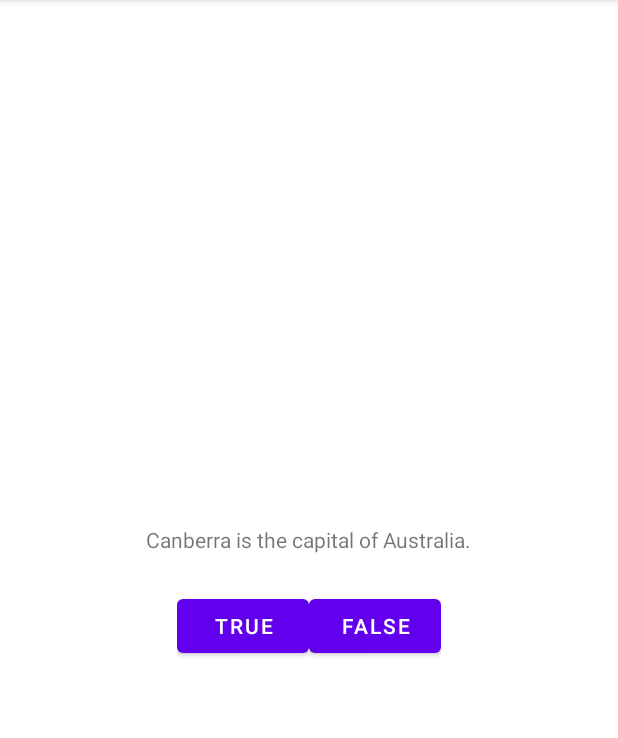
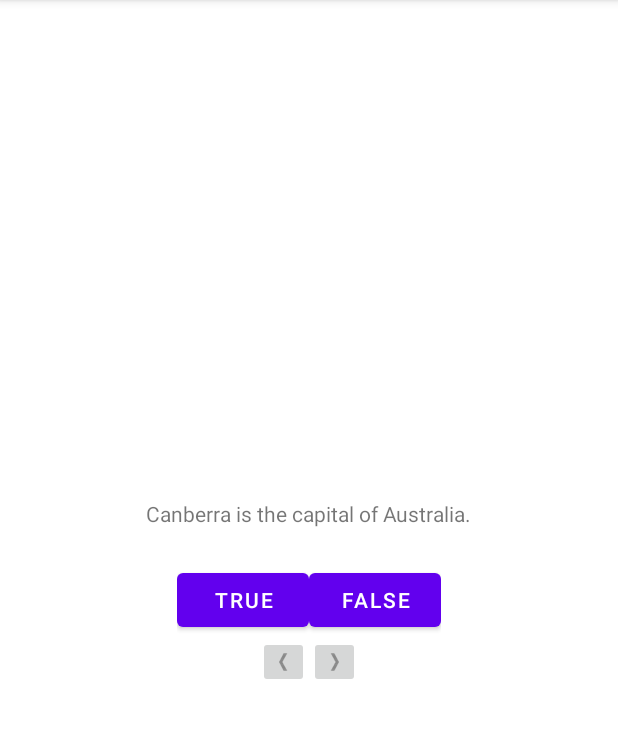
Before and after one commit to Daft14/GeoQuiz, an Android app: the screen it shows after launch (QuizActivity), on a phone screen of 412 x 824 dp, the part 84-822 px from its top. Run offline under Robolectric (Android 15) with nearby library versions, the phone set to English and light mode, and no system bars.

Commit message:
Added buttons to list question

```diff
--- /dev/null
+++ b/app/src/main/java/com/bignerdranch/com/geoquiz/Question.java
@@ -0,0 +1,31 @@
+package com.bignerdranch.com.geoquiz;
+
+public class Question {
+    private int mTextResId;
+    private boolean mAnswerTrue;
+
+
+    public Question(int textResId, boolean answerTrue) {
+
+        mTextResId = textResId;
+
+        mAnswerTrue = answerTrue;
+
+    }
+
+    public int getTextResId() {
+        return mTextResId;
+    }
+
+    public void setTextResId(int textResId) {
+        mTextResId = textResId;
+    }
+
+    public boolean isAnswerTrue() {
+        return mAnswerTrue;
+    }
+
+    public void setAnswerTrue(boolean answerTrue) {
+        mAnswerTrue = answerTrue;
+    }
+}
--- a/app/src/main/java/com/bignerdranch/com/geoquiz/QuizActivity.java
+++ b/app/src/main/java/com/bignerdranch/com/geoquiz/QuizActivity.java
@@ -6,6 +6,8 @@ import android.os.Bundle;
 import android.view.Gravity;
 import android.view.View;
 import android.widget.Button;
+import android.widget.ImageButton;
+import android.widget.TextView;
 import android.widget.Toast;
 
 public class QuizActivity extends AppCompatActivity {
@@ -13,15 +15,49 @@ public class QuizActivity extends AppCompatActivity {
     private Button mTrueButton;
     private Button mFalseButton;
 
+    private ImageButton mNextButton;
+    private ImageButton mPreviousButton;
+
+    private TextView mQuestionTextView;
+
+    private Question[] mQuestionBank = new Question[] {
+
+            new Question(R.string.question_australia, true),
+
+            new Question(R.string.question_oceans, true),
+
+            new Question(R.string.question_mideast, false),
+
+            new Question(R.string.question_africa, false),
+
+            new Question(R.string.question_americas, true),
+
+            new Question(R.string.question_asia, true),
+
+    };
+
+    private int mCurrentIndex = 0;
+
     @Override
     protected void onCreate(Bundle savedInstanceState) {
         super.onCreate(savedInstanceState);
         setContentView(R.layout.activity_quiz);
 
+        mQuestionTextView = (TextView) findViewById(R.id.question_text_view);
+
+
         mTrueButton = (Button) findViewById(R.id.true_button);
         mFalseButton = (Button) findViewById(R.id.false_button);
 
+        mNextButton = (ImageButton) findViewById(R.id.next_button);
+        mPreviousButton = (ImageButton) findViewById(R.id.previous_button);
 
+        mQuestionTextView.setOnClickListener(new View.OnClickListener() {
+            @Override
+            public void onClick(View v) {
+                mNextButton.callOnClick();
+            }
+        });
 
         mTrueButton.setOnClickListener(new View.OnClickListener() {
 
@@ -29,11 +65,7 @@ public class QuizActivity extends AppCompatActivity {
 
             public void onClick(View v) {
 
-
-                Toast toast = Toast.makeText(QuizActivity.this, R.string.correct_toast, Toast.LENGTH_SHORT);
-                toast.setGravity(Gravity.TOP,0,0);
-                toast.show();
-
+                checkAnswer(true);
 
             }
         });
@@ -44,12 +76,58 @@ public class QuizActivity extends AppCompatActivity {
 
             public void onClick(View v) {
 
-                Toast toast = Toast.makeText(QuizActivity.this, R.string.incorrect_toast, Toast.LENGTH_SHORT);
-                toast.setGravity(Gravity.TOP,0,0);
-                toast.show();
+                checkAnswer(false);
 
             }
         });
 
+        mNextButton.setOnClickListener(new View.OnClickListener() {
+
+            @Override
+
+            public void onClick(View v) {
+
+                mCurrentIndex = (mCurrentIndex + 1) % mQuestionBank.length;
+                updateQuestion();
+
+            }
+
+        });
+
+        mPreviousButton.setOnClickListener(new View.OnClickListener() {
+            @Override
+            public void onClick(View v) {
+                if (mCurrentIndex == 0){
+                    mCurrentIndex = mQuestionBank.length - 1;
+                }
+                else {
+                    mCurrentIndex = mCurrentIndex - 1;
+                }
+
+                updateQuestion();
+            }
+        });
+        updateQuestion();
     }
+        private void updateQuestion() {
+
+            int question = mQuestionBank[mCurrentIndex].getTextResId();
+
+            mQuestionTextView.setText(question);
+
+        }
+    private void checkAnswer(boolean userPressedTrue) {
+        boolean answerIsTrue = mQuestionBank[mCurrentIndex].isAnswerTrue();
+
+        int messageResId = 0;
+
+        if (userPressedTrue == answerIsTrue) {
+            messageResId = R.string.correct_toast;
+        } else {
+            messageResId = R.string.incorrect_toast;
+        }
+        Toast.makeText(this, messageResId, Toast.LENGTH_SHORT).show();
+
+    }
+
 }
--- a/app/src/main/res/layout/activity_quiz.xml
+++ b/app/src/main/res/layout/activity_quiz.xml
@@ -12,14 +12,14 @@
 
 
     <TextView
+        android:id="@+id/question_text_view"
 
         android:layout_width="wrap_content"
 
         android:layout_height="wrap_content"
 
         android:padding="24dp"
-
-        android:text="@string/question_text" />
+                                            />
 
 
 
@@ -61,4 +61,29 @@
 
 
 
+
+    <LinearLayout
+        android:layout_width="wrap_content"
+        android:layout_height="wrap_content"
+        android:orientation="horizontal" >
+
+        <ImageButton
+            android:id="@+id/previous_button"
+            android:layout_width="wrap_content"
+            android:layout_height="wrap_content"
+            android:src="@drawable/arrow_left"
+            />
+
+        <ImageButton
+            android:id="@+id/next_button"
+            android:layout_width="wrap_content"
+            android:layout_height="wrap_content"
+            android:src="@drawable/arrow_right"
+        />
+
+
+    </LinearLayout>
+
+
+
 </LinearLayout>
--- a/app/src/main/res/values/strings.xml
+++ b/app/src/main/res/values/strings.xml
@@ -1,8 +1,18 @@
 <resources>
     <string name="app_name">GeoQuiz</string>
+
     <string name="false_button">False</string>
     <string name="true_button">True</string>
-    <string name="question_text">Canberra is the capital of Australia.</string>
+    <string name="next_button">Next</string>
+    <string name="previous_button">Back</string>
+
+    <string name="question_australia">Canberra is the capital of Australia.</string>
+    <string name="question_oceans">The Pacific Ocean is larger than the Atlantic Ocean.</string>
+    <string name="question_mideast">The Suez Canal connects the Red Sea and the Indian Ocean.</string>
+    <string name="question_africa">The source of the Nile River is in Egypt.</string>
+    <string name="question_americas">The Amazon River is the longest river in the Americas.</string>
+    <string name="question_asia">Lake Baikal is the world\’s oldest and deepest freshwater lake.</string>
+
     <string name="correct_toast">Correct!</string>
     <string name="incorrect_toast">Incorrect!</string>
 </resources>
```
Also changed, not shown: app/src/main/res/drawable-hdpi/arrow_left.png (added), app/src/main/res/drawable-hdpi/arrow_right.png (added), app/src/main/res/drawable-mdpi/arrow_left.png (added), app/src/main/res/drawable-mdpi/arrow_right.png (added), app/src/main/res/drawable-xhdpi/arrow_left.png (added), app/src/main/res/drawable-xhdpi/arrow_right.png (added), app/src/main/res/drawable-xxhdpi/arrow_left.png (added), app/src/main/res/drawable-xxhdpi/arrow_right.png (added).
